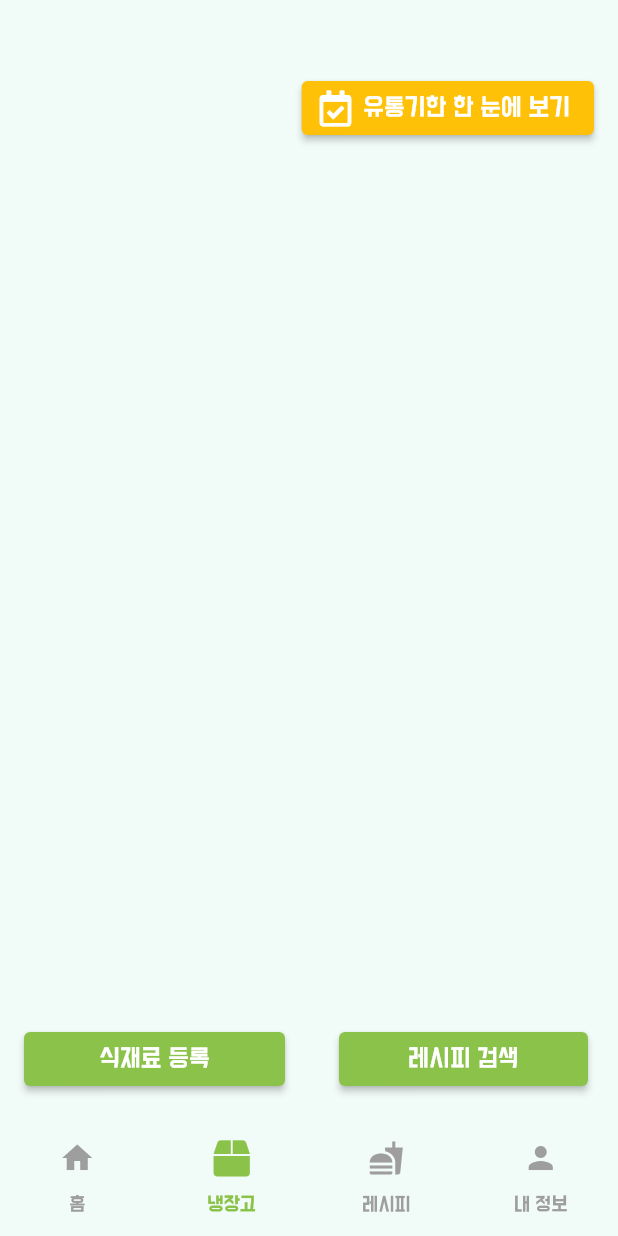
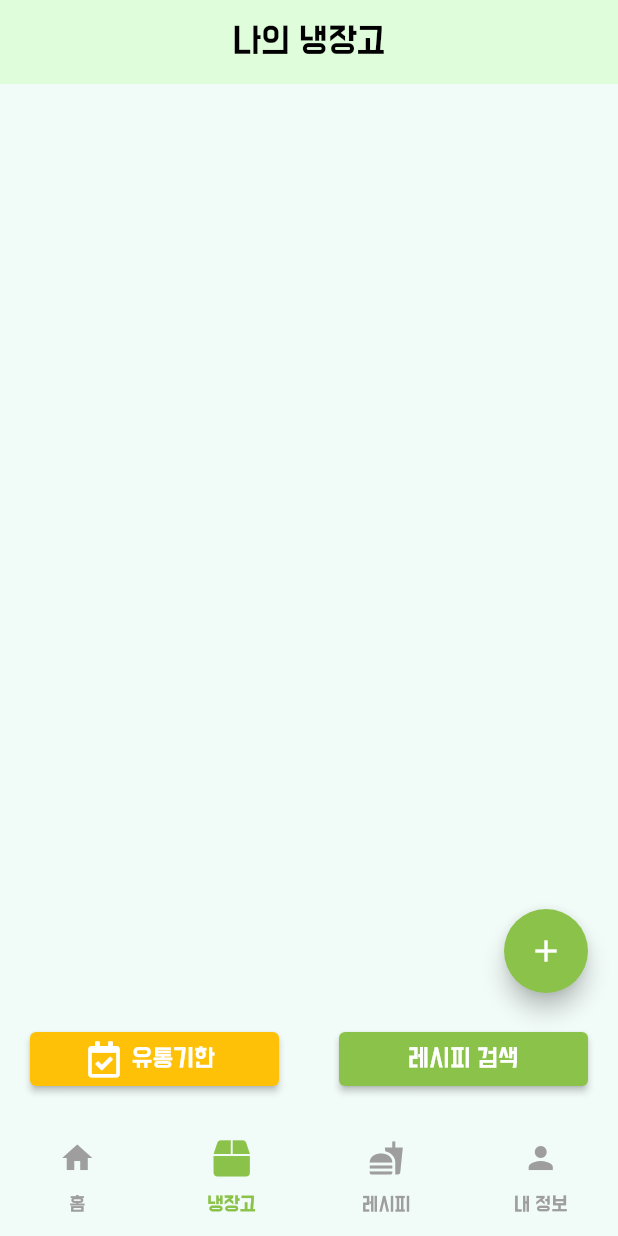
Before and after one commit to joowhan/Uana_project, a Flutter app: the HomePage screen opened by its route, item 2 of the bottom bar chosen, on a phone screen of 412 x 824 dp. Run offline on Flutter 3.47's test engine with Material 2 defaults, Android fonts, the phone set to English and light mode, and no system bars; our stand-ins replace circular_countdown_timer, cloud_firestore, csv, file_picker, firebase_auth, firebase_core and 20 more; missing offline and left inert: cloud_firestore_web, firebase_auth_web, firebase_core_web, firebase_messaging_web, firebase_storage_web, geolocator_web and 5 more; accounts and stored records are empty.

Commit message:
시마이~

```diff
--- a/uana_project/lib/home.dart
+++ b/uana_project/lib/home.dart
@@ -1,3 +1,5 @@
+import 'dart:async';
+
 import 'package:flutter/material.dart';
 import 'package:intl/intl.dart';
 import 'package:font_awesome_flutter/font_awesome_flutter.dart';
@@ -121,7 +123,9 @@ class _HomeScreenState extends State<HomeScreen> {
                 onPressed: () async {
                   await recipeProvider
                       .loadWeatherRecipes(weatherProvider.weather);
-                  await Navigator.pushNamed(context, '/weather_recipe');
+                  Future.delayed(const Duration(milliseconds: 100), () {
+                    Navigator.pushNamed(context, '/weather_recipe');
+                  });
                 },
               ),
               Positioned(
--- a/uana_project/lib/provider/weather_provider.dart
+++ b/uana_project/lib/provider/weather_provider.dart
@@ -50,6 +50,7 @@ class WeatherProvider extends ChangeNotifier {
 
   }
 
+
   Position? _currentPosition;
   Position? get currentPosition => _currentPosition;
 
--- a/uana_project/lib/recipe/app.dart
+++ b/uana_project/lib/recipe/app.dart
@@ -1,3 +1,5 @@
+import 'dart:math';
+
 import 'package:flutter/material.dart';
 import 'package:provider/provider.dart';
 import 'package:uana_project/homepage/popular_recipe.dart';
--- a/uana_project/lib/refrigerator/refrigerator.dart
+++ b/uana_project/lib/refrigerator/refrigerator.dart
@@ -1,4 +1,5 @@
 import 'dart:async';
+import 'dart:math';
 
 import 'package:flutter/material.dart';
 import 'package:google_maps_webservice/places.dart';
@@ -17,11 +18,12 @@ import 'package:google_maps_flutter/google_maps_flutter.dart';
 import 'dart:core';
 
 class RefrigeratorPage extends StatefulWidget {
-  const RefrigeratorPage ({Key? key}) : super(key: key);
+  const RefrigeratorPage({Key? key}) : super(key: key);
 
   @override
   _RefrigeratorPageState createState() => _RefrigeratorPageState();
 }
+
 /*
 자신의 냉장고 현황 관리하는 페이지
  */
@@ -29,9 +31,15 @@ class _RefrigeratorPageState extends State<RefrigeratorPage> {
   List<String> toSearch = [];
   @override
   Widget build(BuildContext context) {
-    RefrigeratorProvider refrigeratorProvider = Provider.of(context, listen: true); // Refrigerator Provider 사용
-    toSearch=[];
-    return Column(
+    RefrigeratorProvider refrigeratorProvider =
+        Provider.of(context, listen: true); // Refrigerator Provider 사용
+    toSearch = [];
+    return Scaffold(
+      appBar: AppBar(
+        title: Text('나의 냉장고'),
+        automaticallyImplyLeading: false,
+      ),
+      body: Column(
         children: [
           Expanded(
             child: ListView(
@@ -42,8 +50,10 @@ class _RefrigeratorPageState extends State<RefrigeratorPage> {
                   crossAxisCount: 4,
                   padding: const EdgeInsets.all(16.0),
                   childAspectRatio: 8.0 / 9.0,
-                children: refrigeratorProvider.userfoodInformation.map((userFoodInfo userfood) { // 내 냉장고에 등록된 식재료 버튼화로 띄우기
-                  if(!toSearch.contains(userfood.foodName)){
+                  children: refrigeratorProvider.userfoodInformation
+                      .map((userFoodInfo userfood) {
+                    // 내 냉장고에 등록된 식재료 버튼화로 띄우기
+                    if (!toSearch.contains(userfood.foodName)) {
                       toSearch.add(userfood.foodName);
                     }
 
@@ -54,7 +64,9 @@ class _RefrigeratorPageState extends State<RefrigeratorPage> {
                           Navigator.push(
                             context,
                             MaterialPageRoute(
-                              builder: (context) => RefrigeratorDetailPage(userfood: userfood), // 내 냉장고에 있는 식재료 디테일 페이지로 연결
+                              builder: (context) => RefrigeratorDetailPage(
+                                  userfood:
+                                      userfood), // 내 냉장고에 있는 식재료 디테일 페이지로 연결
                             ),
                           );
                         },
@@ -64,6 +76,11 @@ class _RefrigeratorPageState extends State<RefrigeratorPage> {
                             fontSize: 15,
                           ),
                         ),
+                        /* style: ElevatedButton.styleFrom(
+                          primary: Color((Random().nextDouble() * 0xFFFFFF).toInt()).withOpacity(0.9),
+                        ),
+
+                        */
                       ),
                     );
                   }).toList(),
@@ -82,35 +99,26 @@ class _RefrigeratorPageState extends State<RefrigeratorPage> {
                   ),
                 ),
                  */
-              Padding(
-                padding: const EdgeInsets.all(16.0),
-                child: Align(
-                  alignment: Alignment.centerRight,
-                  child: ElevatedButton.icon(
-                    onPressed: () {
-                      Navigator.of(context).push(
-                        MaterialPageRoute(builder: (context) => CalendarPage(refrigerator: refrigeratorProvider.userfoodInformation)),
-                      );
-                    },
-                    icon: const FaIcon(FontAwesomeIcons.calendarCheck),
-                    label: const Text(
-                      '유통기한 한 눈에 보기',
-                      style: TextStyle(
-                        fontSize: 18.0,
+              ],
             ),
           ),
-                    style: ElevatedButton.styleFrom(
-                      primary: Colors.amber,
+          Padding(
+            padding: const EdgeInsets.only(right: 20.0),
+            child: Align(
+              alignment: Alignment.bottomRight,
+              child: FloatingActionButton(
+                onPressed: () {
+                  Navigator.pushNamed(context,
+                      '/add_refrigerator'); // 내 냉장고에 새로운 식재료 등록하는 페이지로 연결
+                },
+                child: const Icon(Icons.add),
+                //backgroundColor: Colors.green,
               ),
             ),
           ),
-              ),
-            ],
-          ),
-        ),
-
           Row(
             children: [
+              /*
               Expanded(
                 child: Padding(
                   padding: EdgeInsets.all(16.0),
@@ -127,14 +135,47 @@ class _RefrigeratorPageState extends State<RefrigeratorPage> {
                   ),
                 ),
               ),
-
+               */
+              Expanded(
+                child: Padding(
+                  padding: const EdgeInsets.all(20.0),
+                  child: ElevatedButton.icon(
+                    onPressed: () {
+                      Navigator.of(context).push(
+                        MaterialPageRoute(
+                            builder: (context) => CalendarPage(
+                                refrigerator:
+                                    refrigeratorProvider.userfoodInformation)),
+                      );
+                    },
+                    icon: const FaIcon(FontAwesomeIcons.calendarCheck),
+                    label: const Text(
+                      '유통기한',
+                      style: TextStyle(
+                        fontSize: 18.0,
+                      ),
+                    ),
+                    style: ElevatedButton.styleFrom(
+                      primary: Colors.amber,
+                    ),
+                  ),
+                ),
+              ),
               Expanded(
                 child: Padding(
                   padding: EdgeInsets.all(20.0),
                   child: ElevatedButton(
+                    /*
+                    style: ElevatedButton.styleFrom(
+                      primary: Colors.amber,
+                    ),
+
+                     */
                     onPressed: () {
                       Navigator.of(context).push(
-                      MaterialPageRoute(builder: (context) => SearchFromRefriPage(userRefriInfo: toSearch)),
+                        MaterialPageRoute(
+                            builder: (context) =>
+                                SearchFromRefriPage(userRefriInfo: toSearch)),
                       );
                     },
                     child: const Text(
@@ -146,11 +187,10 @@ class _RefrigeratorPageState extends State<RefrigeratorPage> {
                   ),
                 ),
               ),
-
-
             ],
           ),
         ],
+      ),
     );
   }
 }
@@ -171,8 +211,6 @@ class googleMapPage extends StatefulWidget {
   _googleMapPageState createState() => _googleMapPageState();
 }
 
-
-
 class _googleMapPageState extends State<googleMapPage> {
   late Future<Position> _currentLocation;
   final Set<Marker> _markers = {};
@@ -180,16 +218,16 @@ class _googleMapPageState extends State<googleMapPage> {
   @override
   void initState() {
     super.initState();
-    _currentLocation  = Geolocator.getCurrentPosition();
+    _currentLocation = Geolocator.getCurrentPosition();
   }
 
   Future<void> _retrieveNearbyRestaurants(LatLng _userLocation) async {
     PlacesSearchResponse _response = await places.searchNearbyWithRadius(
-        Location(lat: _userLocation.latitude, lng: _userLocation.longitude), 10000,
+        Location(lat: _userLocation.latitude, lng: _userLocation.longitude),
+        10000,
         type: 'bank');
 
-
-    if(_response.results.isEmpty) {
+    if (_response.results.isEmpty) {
       print('무야호');
     }
     _response.results.map((result) {
@@ -201,10 +239,12 @@ class _googleMapPageState extends State<googleMapPage> {
             markerId: MarkerId(result.name),
             // Use an icon with different colors to differentiate between current location
             // and the restaurants
-        icon: BitmapDescriptor.defaultMarkerWithHue(BitmapDescriptor.hueAzure),
+            icon: BitmapDescriptor.defaultMarkerWithHue(
+                BitmapDescriptor.hueAzure),
             infoWindow: InfoWindow(
                 title: result.name,
-            snippet: "Ratings: " + (result.rating?.toString() ?? "Not Rated")),
+                snippet:
+                    "Ratings: " + (result.rating?.toString() ?? "Not Rated")),
             position: LatLng(
                 result.geometry!.location.lat, result.geometry!.location.lng)))
         .toSet();
@@ -212,7 +252,6 @@ class _googleMapPageState extends State<googleMapPage> {
     setState(() {
       _markers.addAll(_restaurantMarkers);
     });
-
   }
 
   @override
```
Also changed, not shown: uana_project/lib/homepage/weather_recipe.dart (+76 -44 lines), uana_project/lib/provider/recipe_provider.dart (+162 -140 lines), uana_project/lib/refrigerator/add_refrigerator.dart (+8 -0 lines). Lines whose indentation alone changed are shown as unchanged.
